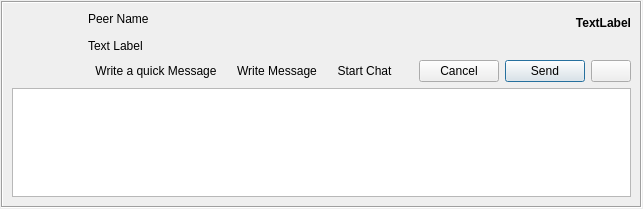
Old version of the form retroshare-gui/src/gui/feeds/ChatMsgItem.ui in the repository RetroShare/RetroShare.
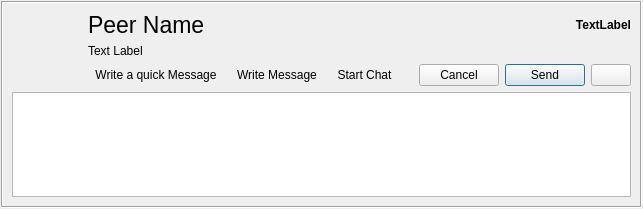
New version of the form. Icons and pictures are not drawn. Custom widgets are drawn as their Qt base class.

What changed in the file:
```diff
--- a/retroshare-gui/src/gui/feeds/ChatMsgItem.ui
+++ b/retroshare-gui/src/gui/feeds/ChatMsgItem.ui
@@ -75,7 +75,12 @@
        </layout>
       </item>
       <item row="0" column="1">
-       <widget class="StyledLabel" name="peerNameLabel">
+       <widget class="QLabel" name="peerNameLabel">
+        <property name="font">
+         <font>
+          <pointsize>17</pointsize>
+         </font>
+        </property>
         <property name="text">
          <string notr="true">Peer Name</string>
         </property>
@@ -345,11 +350,6 @@
    <header>gui/common/AvatarWidget.h</header>
    <container>1</container>
   </customwidget>
-  <customwidget>
-   <class>StyledLabel</class>
-   <extends>QLabel</extends>
-   <header>gui/common/StyledLabel.h</header>
-  </customwidget>
  </customwidgets>
  <resources>
   <include location="../images.qrc"/>
```
Left out of the diff: 18 changed lines with no effect on the pictures.
